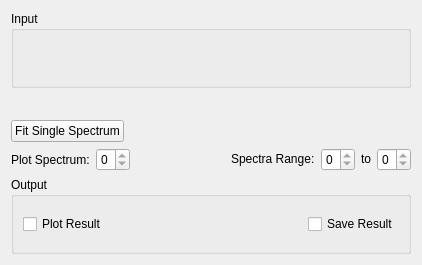
The window that MantidQt/CustomInterfaces/inc/MantidQtCustomInterfaces/Indirect/MSDFit.ui (mantidproject/mantid) describes before a commit, drawn with Qt 5.
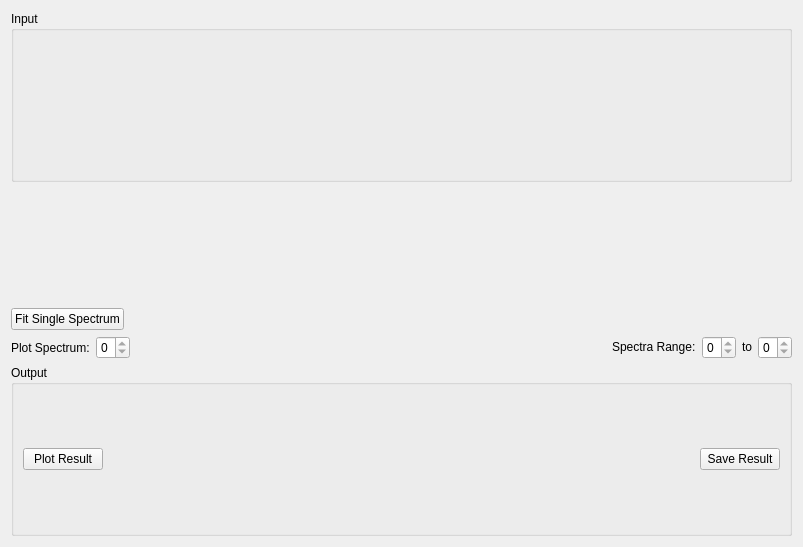
The same window after the commit. Custom widgets are drawn as their Qt base class.

Commit message:
MSDFit add plot and save push buttons
Refs #17022

What changed in the file:
```diff
--- a/MantidQt/CustomInterfaces/inc/MantidQtCustomInterfaces/Indirect/MSDFit.ui
+++ b/MantidQt/CustomInterfaces/inc/MantidQtCustomInterfaces/Indirect/MSDFit.ui
@@ -6,8 +6,8 @@
    <rect>
     <x>0</x>
     <y>0</y>
-    <width>422</width>
-    <height>265</height>
+    <width>803</width>
+    <height>547</height>
    </rect>
   </property>
   <property name="windowTitle">
@@ -190,7 +190,7 @@
      </property>
      <layout class="QHBoxLayout" name="horizontalLayout_8">
       <item>
-       <widget class="QCheckBox" name="ckPlot">
+       <widget class="QPushButton" name="pbPlot">
         <property name="enabled">
          <bool>true</bool>
         </property>
@@ -216,7 +216,7 @@
        </spacer>
       </item>
       <item>
-       <widget class="QCheckBox" name="ckSave">
+       <widget class="QPushButton" name="pbSave">
         <property name="text">
          <string>Save Result</string>
         </property>
```
